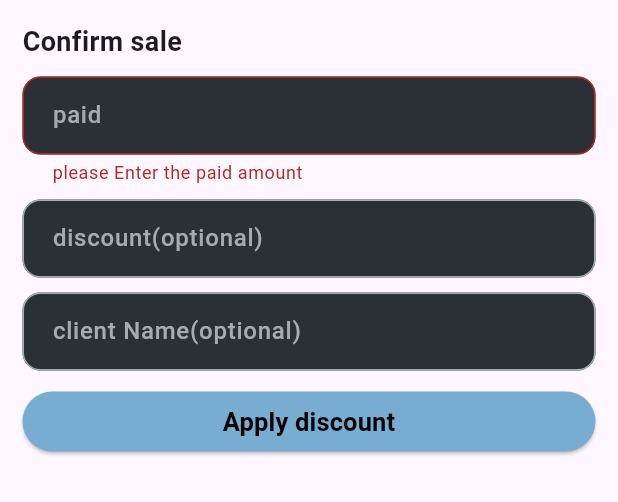
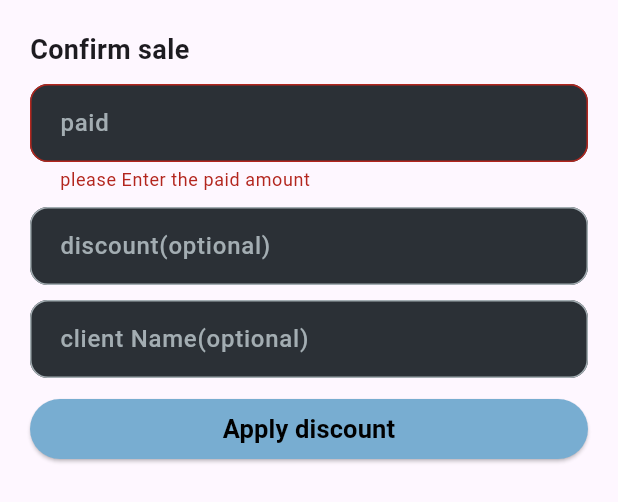
Before and after one commit to amrelmaadawy/shop_management, a Flutter app: the AdditionalOptionsBottomSheet widget shown alone on an empty page, opened directly, after a tap on "Apply discount", on a phone screen of 412 x 824 dp. Shown: the top 502 px of the screen. Run offline on Flutter 3.47's test engine with Material 3 defaults, Android fonts, the phone set to English and light mode, and no system bars; our stand-ins replace dotted_border, flutter_riverpod, hive, hive_flutter, image_picker, pdf and 4 more; accounts and stored records are empty.

Commit message:
fix the make sales issues

```diff
--- a/lib/features/sales/ui/make_sale.dart
+++ b/lib/features/sales/ui/make_sale.dart
@@ -74,6 +74,7 @@ class _MakeSaleState extends ConsumerState<MakeSale> {
                       final selectedProducts = ref.watch(selectProductProvider);
                       if (selectedProducts.isNotEmpty) {
                         showModalBottomSheet(
+                          isScrollControlled: true,
                           context: context,
                           builder: (context) {
                             return AdditionalOptionsBottomSheet();
--- a/lib/features/sales/ui/widgets/additonal_options_bottom_sheet.dart
+++ b/lib/features/sales/ui/widgets/additonal_options_bottom_sheet.dart
@@ -21,9 +21,14 @@ class _AdditionalOptionsBottomSheetState
   @override
   Widget build(BuildContext context) {
     return Padding(
-      padding: const EdgeInsets.all(15.0),
+      padding: EdgeInsets.only(
+        bottom: MediaQuery.of(context).viewInsets.bottom,
+      ),
+      child: Padding(
+        padding: const EdgeInsets.all(20.0),
         child: Column(
           crossAxisAlignment: CrossAxisAlignment.start,
+          mainAxisSize: MainAxisSize.min,
           children: [
             Text(
               'Confirm sale',
@@ -47,7 +52,7 @@ class _AdditionalOptionsBottomSheetState
             SizedBox(height: 10),
             CustomTextFormField(
               controller: discountController,
-            keyboardType: TextInputType.number,
+              keyboardType: TextInputType.text,
               labelText: 'discount(optional)',
               validator: (v) {
                 return null;
@@ -56,7 +61,7 @@ class _AdditionalOptionsBottomSheetState
             SizedBox(height: 10),
             CustomTextFormField(
               controller: nameController,
-            keyboardType: TextInputType.number,
+              keyboardType: TextInputType.text,
               labelText: 'client Name(optional)',
               validator: (v) {
                 return null;
@@ -71,16 +76,17 @@ class _AdditionalOptionsBottomSheetState
                 ),
                 onPressed: () {
                   if (key.currentState!.validate()) {
+
                     ref
                         .read(selectProductProvider.notifier)
                         .confirmSale(
                           paid: double.parse(paidController.text),
                           name: nameController.text,
-                        discount: double.tryParse(discountController.text)??0,
-                        ref: ref,
+                          discount:
+                              double.tryParse(discountController.text) ?? 0,
+                          ref: ref, context: context,
                         );
-                  Navigator.pop(context);
-                  Navigator.pop(context);
+
                   }
                 },
                 child: Text(
@@ -95,6 +101,7 @@ class _AdditionalOptionsBottomSheetState
             ),
           ],
         ),
+      ),
     );
   }
 }
```
Also changed, not shown: lib/features/sales/logic/notifier/select_product_notifier.dart (+44 -9 lines). Lines whose indentation alone changed are shown as unchanged.
